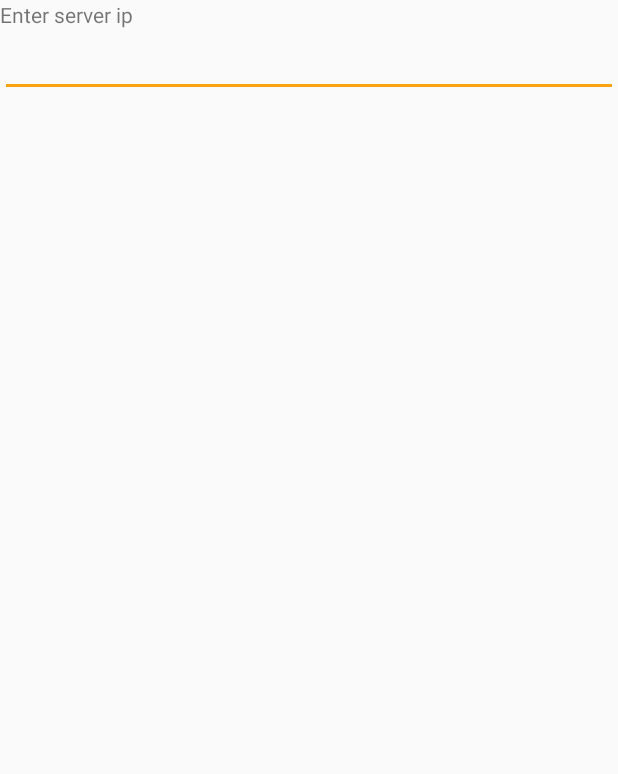
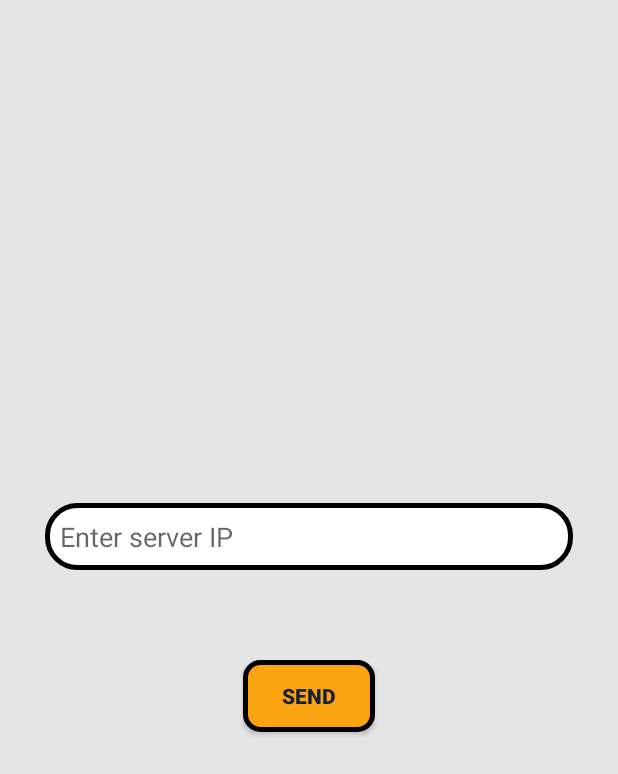
Before and after one commit to avicohen3660/CameraShooter, an Android app: the ConnectionActivity screen opened directly, with no data from a screen before it, on a phone screen of 412 x 824 dp. Shown: the top 774 px of the screen. Run offline under Robolectric (Android 15) with nearby library versions, the phone set to English and light mode, and no system bars.

Commit message:
activity_connection.xml added

```diff
--- /dev/null
+++ b/app/src/main/res/drawable/input_style.xml
@@ -0,0 +1,8 @@
+<?xml version="1.0" encoding="utf-8"?>
+<shape xmlns:android="http://schemas.android.com/apk/res/android" android:shape="rectangle">
+
+    <corners android:radius="20sp"/>
+    <stroke android:color="@color/colorPrimaryDark" android:width="3dp"/>
+    <solid android:color="@color/white"/>
+
+</shape>
--- a/app/src/main/res/layout/activity_connection.xml
+++ b/app/src/main/res/layout/activity_connection.xml
@@ -5,15 +5,29 @@
     android:layout_width="match_parent"
     android:layout_height="match_parent"
     tools:context=".ConnectionActivity"
-    android:orientation="vertical">
+    android:orientation="vertical"
+    android:background="@color/background"
+    android:gravity="center">
 
-    <TextView
+    <EditText
+        android:id="@+id/get_ip"
         android:layout_width="match_parent"
         android:layout_height="wrap_content"
-        android:text="Enter server ip"/>
+        android:layout_margin="30sp"
+        android:padding="10dp"
+        android:hint="@string/enter_server_ip"
+        android:inputType="text"
+        android:background="@drawable/input_style"/>
 
-    <EditText
-        android:layout_width="match_parent"
+    <Button
+        android:id="@+id/send"
+        android:layout_width="wrap_content"
         android:layout_height="wrap_content"
-        />
+        android:layout_margin="30dp"
+        android:padding="10dp"
+        android:text="@string/send"
+        android:textStyle="bold"
+        android:textColor="@color/colorPrimary"
+        android:background="@drawable/button_style"/>
+
 </LinearLayout>
--- a/app/src/main/res/values/strings.xml
+++ b/app/src/main/res/values/strings.xml
@@ -2,4 +2,6 @@
     <string name="app_name">CameraShooter</string>
     <string name="welcome">Welcome</string>
     <string name="join_game">Join Game</string>
+    <string name="send">Send</string>
+    <string name="enter_server_ip">Enter server IP</string>
 </resources>
```
